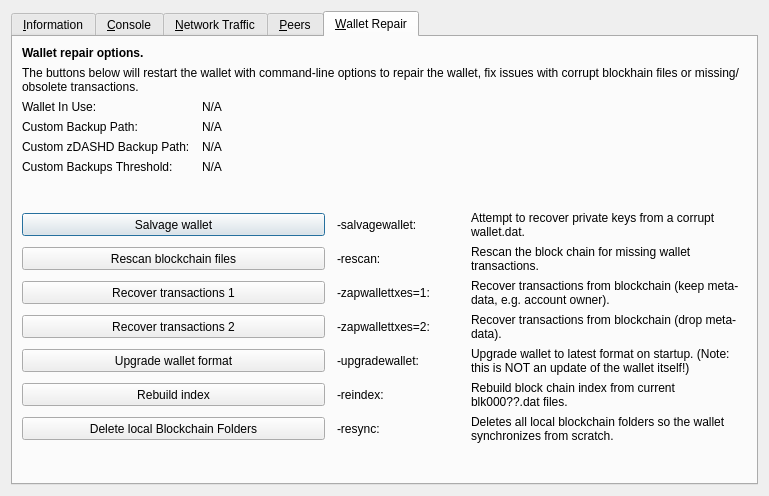
decenomy/DSW, file src/qt/forms/rpcconsole.ui: the form before one commit.
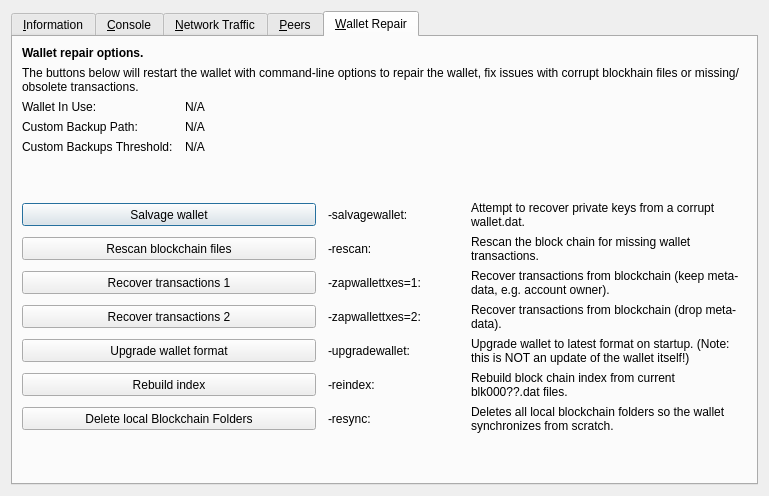
The form after the commit. The open tabs and pages were chosen to show the change. Icons and pictures are not drawn. Custom widgets are drawn as their Qt base class.

Commit message: Merge branch 'develop' of https://github.com/decenomy/DSW into DASHD-develop

```diff
--- a/src/qt/forms/rpcconsole.ui
+++ b/src/qt/forms/rpcconsole.ui
@@ -1327,35 +1327,6 @@
          </property>
         </widget>
        </item>
-       <item row="4" column="0">
-        <widget class="QLabel" name="wallet_customzpivbackuppath_label">
-         <property name="visible">
-          <bool>false</bool>
-         </property>
-         <property name="text">
-          <string>Custom zDASHD Backup Path:</string>
-         </property>
-        </widget>
-       </item>
-       <item row="4" column="1" colspan="3">
-        <widget class="QLabel" name="wallet_customzpivbackuppath">
-         <property name="cursor">
-          <cursorShape>IBeamCursor</cursorShape>
-         </property>
-         <property name="visible">
-          <bool>false</bool>
-         </property>
-         <property name="text">
-          <string>N/A</string>
-         </property>
-         <property name="textFormat">
-          <enum>Qt::PlainText</enum>
-         </property>
-         <property name="textInteractionFlags">
-          <set>Qt::LinksAccessibleByMouse|Qt::TextSelectableByKeyboard|Qt::TextSelectableByMouse</set>
-         </property>
-        </widget>
-       </item>
        <item row="5" column="0">
         <widget class="QLabel" name="wallet_custombackupthreshold_label">
          <property name="visible">
```
The commit also changes 244 other files.
